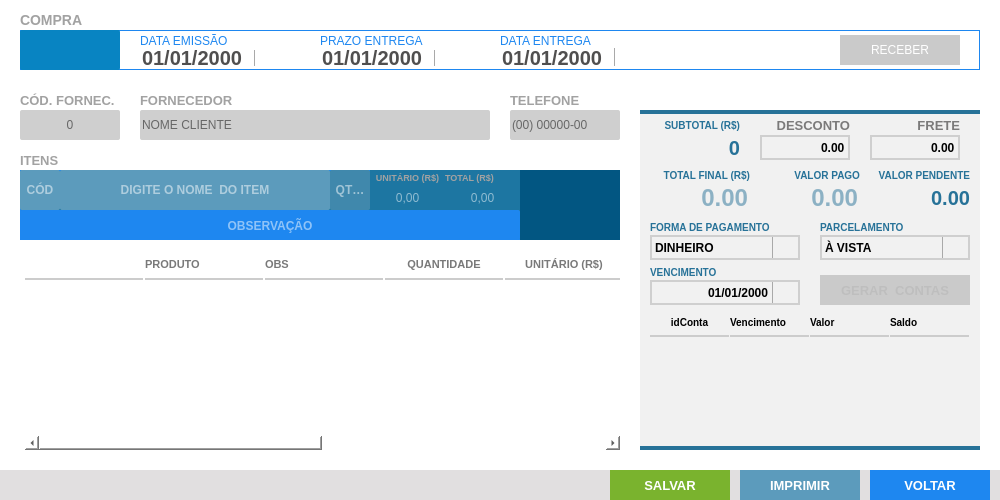
Old version of the form UI_Files/formCompras.ui in the repository rafaelfelippe1/Projeto-SistemaVendas.
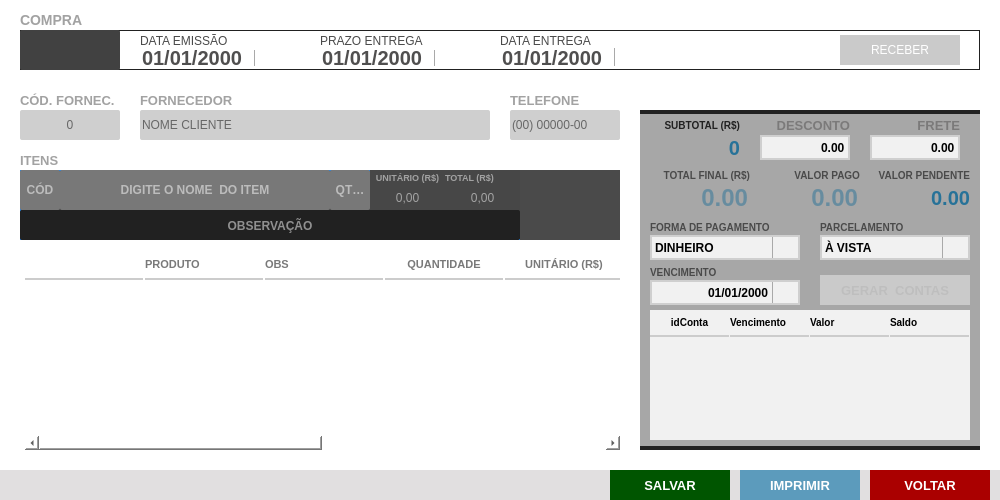
New version of the form. Icons and pictures are not drawn.

Diff of the .ui file:
```diff
--- a/UI_Files/formCompras.ui
+++ b/UI_Files/formCompras.ui
@@ -94,9 +94,9 @@
      </property>
      <property name="styleSheet">
       <string notr="true">QPushButton {
-background-color: #1E87F0;
+background-color: rgb(170, 0, 0);
 color: #FFF
-}
+ }
 QPushButton:hover{
 background-color: #40a286
 }</string>
@@ -139,7 +139,7 @@
      </property>
      <property name="styleSheet">
       <string notr="true">QPushButton {
-background-color: #7AB32E;
+background-color: rgb(0, 85, 0);
 color: #FFF
  }
 QPushButton:hover{
@@ -245,7 +245,7 @@
     <property name="styleSheet">
      <string notr="true">QFrame{
 background: #FFF;
-border: 1px solid #1E87F0;
+border: 1px solid #212121;
 }
 </string>
     </property>
@@ -269,7 +269,7 @@
      </property>
      <property name="styleSheet">
       <string notr="true">QLineEdit{
-background: #0884C2;
+background-color: rgb(65, 65, 65);
 border-radius: 2px;
 color: #000;
 font: 16px &quot;Arial&quot; ;
@@ -344,7 +344,7 @@
 font-size: 12px;
 font-family: &quot;Arial Unicode MS&quot;;
 
-color:#1E87F0;
+	color: rgb(74, 74, 74);
 border: none;
 }</string>
      </property>
@@ -430,7 +430,7 @@
 font-size: 12px;
 font-family: &quot;Arial Unicode MS&quot;;
 
-color:#1E87F0;
+	color: rgb(74, 74, 74);
 border: none;
 }</string>
      </property>
@@ -497,7 +497,7 @@
 font-size: 12px;
 font-family: &quot;Arial Unicode MS&quot;;
 
-color:#1E87F0;
+	color: rgb(74, 74, 74);
 border: none;
 }</string>
      </property>
@@ -650,7 +650,7 @@
     </property>
     <property name="styleSheet">
      <string notr="true">QFrame{
-background: #1D76A2;
+background-color: rgb(71, 71, 71);
 border: 1px solid #1E87F0;
 }
 </string>
@@ -678,7 +678,7 @@
      </property>
      <property name="styleSheet">
       <string notr="true">QLineEdit{
-background: #5C9BBC;
+background-color: rgb(120, 120, 120);
 border-radius: 2px;
 color: #000;
 font: 10px &quot;Arial&quot; ;
@@ -850,7 +850,7 @@
      </property>
      <property name="styleSheet">
       <string notr="true">QPushButton {
-background: #025682;
+background-color: rgb(74, 74, 74);
  }
 QPushButton:hover{
 background-color: #5C9BBC
@@ -880,7 +880,7 @@
      </property>
      <property name="styleSheet">
       <string notr="true">QLineEdit{
-background: #1E87F0;
+background-color: rgb(33, 33, 33);
 border-radius: 2px;
 color: #000;
 font: 13px &quot;Arial&quot; ;
@@ -917,7 +917,7 @@
      </property>
      <property name="styleSheet">
       <string notr="true">QLineEdit{
-background: #5C9BBC;
+background-color: rgb(120, 120, 120);
 border-radius: 2px;
 color: #000;
 font: 11px &quot;Arial&quot; ;
@@ -955,7 +955,7 @@
      <property name="styleSheet">
       <string notr="true">
 QLineEdit{
-background: #4088AC;
+background-color: rgb(120, 120, 120);
 border-radius: 2px;
 color: #000;
 font: 11px &quot;Arial&quot; ;
@@ -1303,9 +1303,9 @@
      </rect>
     </property>
     <property name="styleSheet">
-     <string notr="true">background: #F1F1F1;
-border-top: 4px solid #277298;
-border-bottom: 4px solid #277298;</string>
+     <string notr="true">background-color: rgb(167, 167, 167);
+border-top: 4px solid #212121;
+border-bottom: 4px solid #212121;</string>
     </property>
     <property name="frameShape">
      <enum>QFrame::StyledPanel</enum>
@@ -1472,7 +1472,7 @@
 font-size: 10px;
 font-family: &quot;Arial&quot;;
 font-weight: bold;
-color: #277298;
+	color: rgb(33, 33, 33);
 border: none
 }</string>
      </property>
@@ -1497,7 +1497,7 @@
 font-size: 10px;
 font-family: &quot;Arial&quot;;
 font-weight: bold;
-color: #277298;
+	color: rgb(74, 74, 74);
 border: none
 }</string>
      </property>
@@ -1678,7 +1678,7 @@
 font-size: 10px;
 font-family: &quot;Arial&quot;;
 font-weight: bold;
-color: #277298;
+	color: rgb(74, 74, 74);
 border: none
 }</string>
      </property>
@@ -1780,7 +1780,7 @@
 font-size: 10px;
 font-family: &quot;Arial&quot;;
 font-weight: bold;
-color: #277298;
+	color: rgb(74, 74, 74);
 border: none
 }</string>
      </property>
@@ -1873,7 +1873,7 @@
 font-size: 10px;
 font-family: &quot;Arial&quot;;
 font-weight: bold;
-color: #277298;
+	color: rgb(74, 74, 74);
 border: none
 }</string>
      </property>
@@ -1898,7 +1898,7 @@
 font-size: 10px;
 font-family: &quot;Arial&quot;;
 font-weight: bold;
-color: #277298;
+	color: rgb(74, 74, 74);
 border: none
 }</string>
      </property>
@@ -2119,7 +2119,7 @@
 font-size: 10px;
 font-family: &quot;Arial&quot;;
 font-weight: bold;
-color: #277298;
+	color: rgb(74, 74, 74);
 border: none
 }</string>
      </property>
```
Left out of the diff: 14 changed lines with no effect on the pictures.
